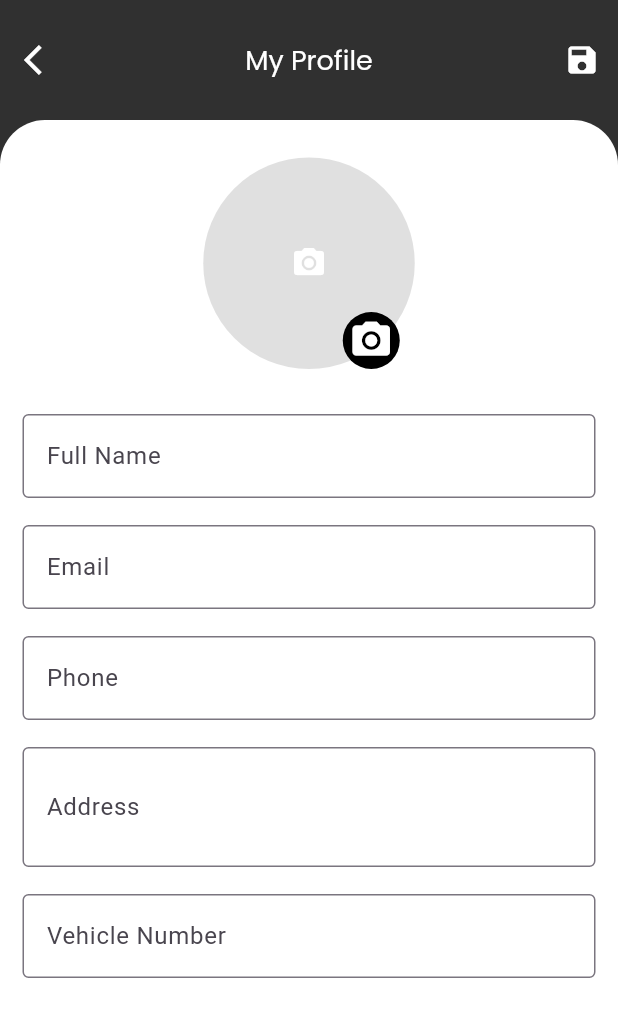
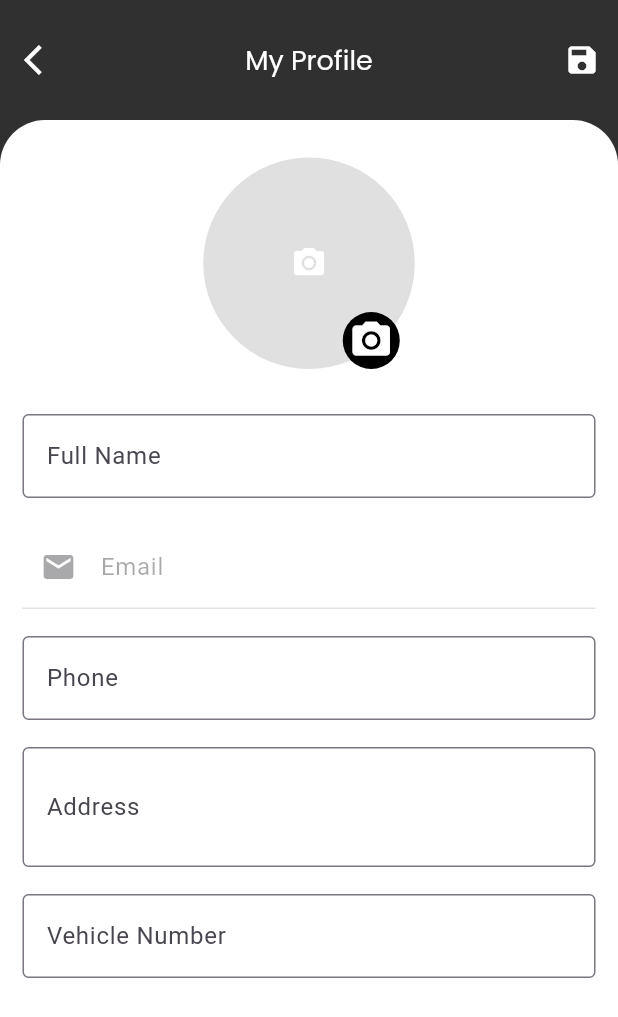
Before and after one commit to Nishia25/face_detection_frontend, a Flutter app: the Myprofile screen opened directly, after a tap on the "edit" icon, on a phone screen of 412 x 824 dp. Shown: the top 1017 px of the screen. Run offline on Flutter 3.47's test engine with Material 3 defaults, Android fonts, the phone set to English and light mode, and no system bars; our stand-ins replace cloud_firestore, firebase_auth, firebase_core, firebase_messaging, firebase_storage, get and 6 more; accounts and stored records are empty.

Commit message:
mailverify update

```diff
--- a/lib/src/accounts/accounts_pages/myprofile.dart
+++ b/lib/src/accounts/accounts_pages/myprofile.dart
@@ -115,13 +115,13 @@ class Myprofile extends StatelessWidget {
                               TextField(
                                 controller: controller.emailController,
                                 focusNode: controller.emailFocusNode,
-                                enabled: controller.isEditing.value,
+                                enabled: false,
+                                keyboardType: TextInputType.emailAddress,
                                 decoration: InputDecoration(
                                   labelText: 'Email',
-                                  border: const OutlineInputBorder(),
+                                  prefixIcon: const Icon(Icons.email),
                                   errorText: controller.emailError.value.isEmpty ? null : controller.emailError.value,
                                 ),
-                                onChanged: (value) => controller.validateEmail(value),
                               ),
                               const SizedBox(height: 18),
                               TextField(
```
Also changed, not shown: lib/src/accounts/controller/edit_controller.dart (+8 -41 lines).
